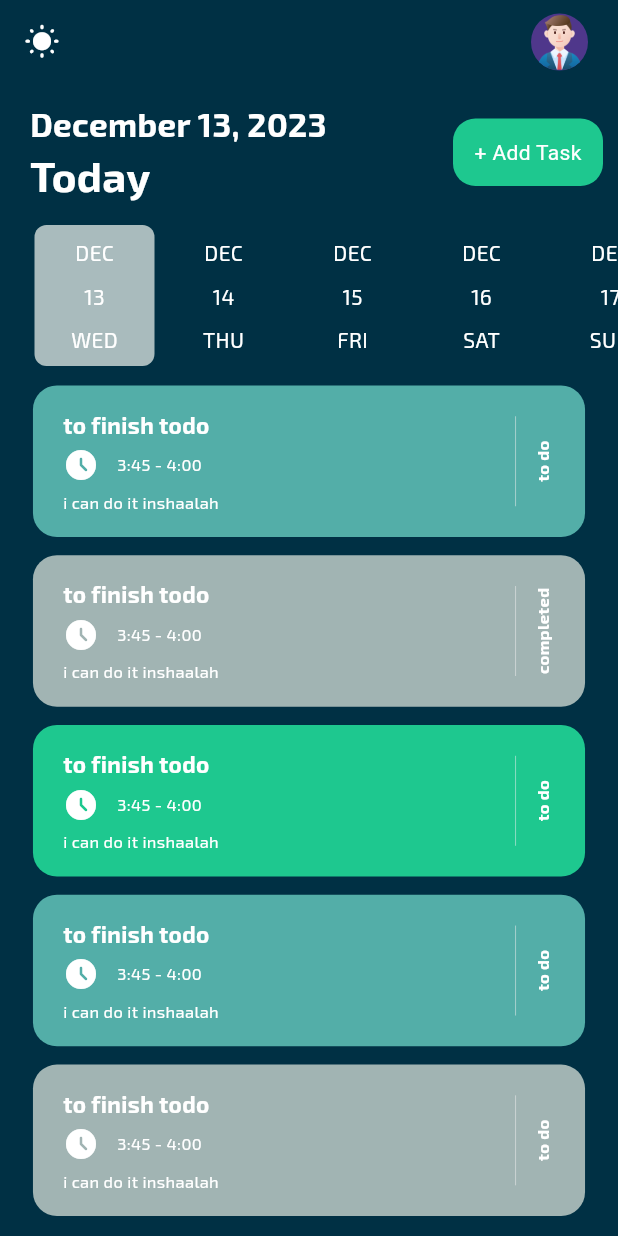
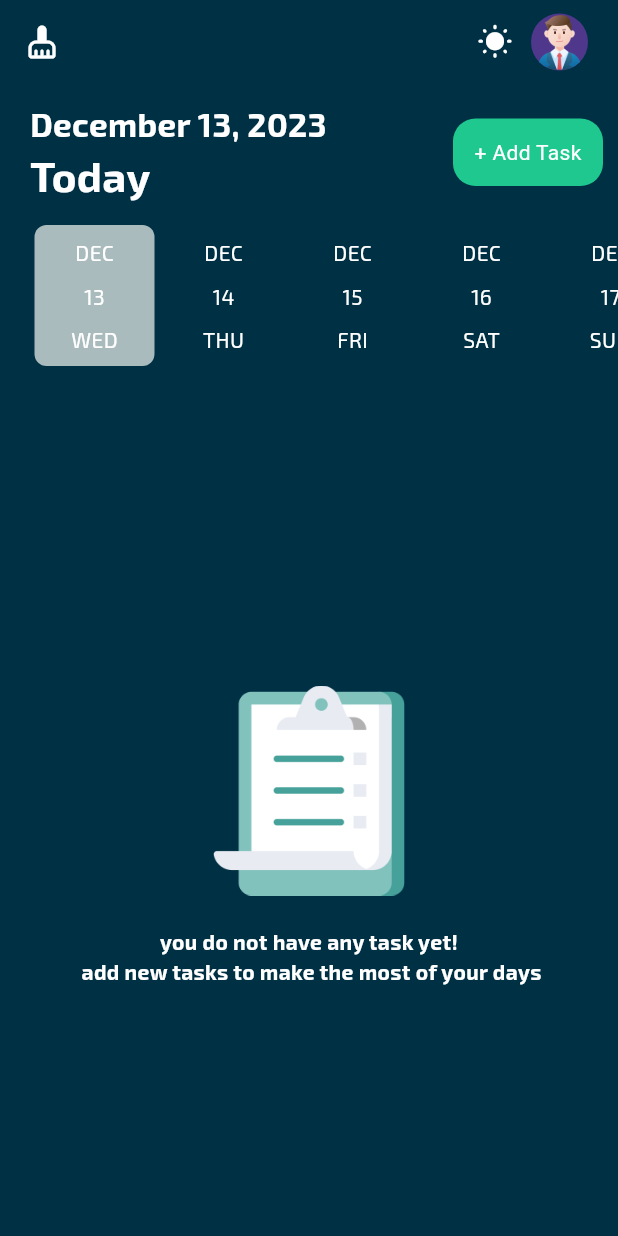
Before and after one commit to Marriiamm/Do-It, a Flutter app: the screen it shows after launch, on a phone screen of 412 x 824 dp. Run offline on Flutter 3.47's test engine with Material 3 defaults, Android fonts, the phone set to English and light mode, and no system bars; drawn by our look-alikes of date_picker_timeline; our stand-ins replace another_flutter_splash_screen, flutter_local_notifications, flutter_staggered_animations, flutter_timezone, get, get_storage and 3 more; accounts and stored records are empty.

Commit message:
finish notificauion

```diff
--- a/lib/controllers/task_controllers.dart
+++ b/lib/controllers/task_controllers.dart
@@ -1,58 +1,31 @@
 import 'package:get/get.dart';
+import 'package:todo/db/db_helper.dart';
 import '../models/task_model.dart';
 
 class TaskController extends GetxController{
-  final taskList =<TaskModel>[
-    TaskModel(
-       id: 4,
-      title: "to finish todo",
-      note: "i can do it inshaalah",
-      isCompleted: 0,
-      startTime: "3:45",
-      endTime: "4:00",
-      color: 1,
+  final RxList<TaskModel> taskList =<TaskModel>[].obs;
 
-    ),
-    TaskModel(
-       id: 0,
-      title: "to finish todo",
-      note: "i can do it inshaalah",
-      isCompleted: 1,
-      startTime: "3:45",
-      endTime: "4:00",
-      color: 0,
+  Future<int> addTask({TaskModel? task}){
+    return DbHelper.insertFun(task);
+  }
 
-    ),
-    TaskModel(
-       id: 1,
-      title: "to finish todo",
-      note: "i can do it inshaalah",
-      isCompleted: 0,
-      startTime: "3:45",
-      endTime: "4:00",
-      color: 2,
+  Future<void> getTasks()async{
+    final List<Map<String,dynamic>> tasks =await DbHelper.queryy();
+    taskList.assignAll(tasks.map((data) => TaskModel.fromJson(data)).toList());
+  }
 
-    ),
-    TaskModel(
-      id: 2,
-      title: "to finish todo",
-      note: "i can do it inshaalah",
-      isCompleted: 0,
-      startTime: "3:45",
-      endTime: "4:00",
-      color: 1,
+  void deleteTasks(TaskModel task)async{
+    await DbHelper.delete(task);
+    getTasks();
+  }
 
-    ),
-    TaskModel(
-       id: 3,
-      title: "to finish todo",
-      note: "i can do it inshaalah",
-      isCompleted: 0,
-      startTime: "3:45",
-      endTime: "4:00",
-      color: 0,
+  void deleteAllTasks()async{
+    await DbHelper.deleteAll();
+    getTasks();
+  }
 
-    ),
-  ];
-  getTasks(){}
+  void markAsCompletedTasks(int id)async{
+    await DbHelper.updateFun(id);
+    getTasks();
+  }
 }
--- a/lib/main.dart
+++ b/lib/main.dart
@@ -2,14 +2,12 @@ import 'package:flutter/material.dart';
 import 'package:get/get.dart';
 import 'package:get_storage/get_storage.dart';
 import 'package:todo/db/db_helper.dart';
-//import 'services/notification_services.dart';
 import 'services/theme_services.dart';
 import 'theme.dart';
-import 'views/home.dart';
+import 'views/splash.dart';
 
-void main()async {
+void main() async {
   WidgetsFlutterBinding.ensureInitialized();
-  //NotifyHelper().initializeNotification();
   await DbHelper.initDb();
   await GetStorage.init();
   runApp(const MyApp());
@@ -22,10 +20,10 @@ class MyApp extends StatelessWidget {
     return GetMaterialApp(
       title: 'Do It',
       debugShowCheckedModeBanner: false,
-      theme: Themes.lightAppColors ,
+      theme: Themes.lightAppColors,
       darkTheme: Themes.darkAppColors,
       themeMode: ThemeServices().theme,
-      home:  const MyHomePage(),
+      home: const SplashView(),
     );
   }
 }
--- a/lib/views/home.dart
+++ b/lib/views/home.dart
@@ -28,7 +28,9 @@ class _MyHomePageState extends State<MyHomePage> {
     notifyHelper = NotifyHelper();
     notifyHelper.initializeNotification();
     notifyHelper.requestIOSPermission();
+    taskController.getTasks();
   }
+
   final TaskController taskController = Get.put(TaskController());
   DateTime selectedDate = DateTime.now();
   @override
@@ -54,23 +56,27 @@ class _MyHomePageState extends State<MyHomePage> {
       centerTitle: true,
       leading: IconButton(
           icon: Icon(
+            Icons.cleaning_services_rounded,
+            color: Get.isDarkMode ? Colors.white : Colors.black,
+          ),
+          onPressed:()=> taskController.deleteAllTasks(),
+          ),
+      actions:  [
+        IconButton(
+          icon: Icon(
             Get.isDarkMode ? Icons.wb_sunny_rounded : Icons.nightlight_rounded,
             color: Get.isDarkMode ? Colors.white : Colors.black,
           ),
           onPressed: () {
             ThemeServices().switchTheme();
-          //notifyHelper.displayNotification(title: "tired", body: "very tired indeed");
-          //notifyHelper.scheduledNotification();
-        }
-      ),
-      actions: const [
-        CircleAvatar(
+          }),
+        const CircleAvatar(
           radius: 19,
           backgroundImage: AssetImage(
             "assets/images/businessman.png",
           ),
         ),
-        SizedBox(
+        const SizedBox(
           width: 20,
         )
       ],
@@ -119,7 +125,7 @@ class _MyHomePageState extends State<MyHomePage> {
         DateTime.now(),
         width: 80,
         height: 100,
-        initialSelectedDate:DateTime.now() ,
+        initialSelectedDate: DateTime.now(),
         dayTextStyle: textStyle,
         monthTextStyle: textStyle,
         dateTextStyle: textStyle,
@@ -133,24 +139,38 @@ class _MyHomePageState extends State<MyHomePage> {
   }
 
   showTasks() {
-    return  Expanded(
-      child: ListView.builder(
-        scrollDirection:
-        SizeConfig.orientation == Orientation.landscape
-        ?Axis.horizontal
-        :Axis.vertical,
+    return Expanded(
+      child: Obx(() {
+        {
+          if (taskController.taskList.isEmpty) {
+            return onTaskMsg();
+          } else {
+            return ListView.builder(
+                scrollDirection: SizeConfig.orientation == Orientation.landscape
+                    ? Axis.horizontal
+                    : Axis.vertical,
                 itemCount: taskController.taskList.length,
-        itemBuilder: (context, index){
-          var task =  taskController.taskList[index];
-          var hour = task.startTime.toString().split(':')[0];
-          var minutes = task.startTime.toString().split(':')[1];
-          debugPrint("hours :"+hour);
-          debugPrint("minutes :"+minutes);
+                itemBuilder: (context, index) {
+                  var task = taskController.taskList[index];
+                  if (task.repeat == 'Daily' ||
+                      task.date == DateFormat.yMd().format(selectedDate) ||
+                      (task.repeat == 'Weekly' &&
+                          selectedDate
+                                      .difference(
+                                          DateFormat.yMd().parse(task.date!))
+                                      .inDays %
+                                  7 ==
+                              0) ||
+                      (task.repeat == 'Monthly' &&
+                          DateFormat.yMd().parse(task.date!).day ==
+                              selectedDate.day)) {
+                    var date = DateFormat.jm().parse(task.startTime!);
+                    var myTime = DateFormat('HH:mm').format(date);
+
                     notifyHelper.scheduledNotification(
-            int.parse(hour),
-            int.parse(minutes),
-            task
-            );
+                        int.parse(myTime.toString().split(':')[0]),
+                        int.parse(myTime.toString().split(':')[1]),
+                        task);
                     return AnimationConfiguration.staggeredList(
                       duration: const Duration(milliseconds: 1375),
                       position: index,
@@ -162,45 +182,60 @@ class _MyHomePageState extends State<MyHomePage> {
                               showBottomSheet(
                                 context,
                                 task,
-                    ); },
-                  child: TaskTile(task
-                  ),
+                              );
+                            },
+                            child: TaskTile(task),
                           ),
                         ),
                       ),
                     );
+                  } else {
+                    return Container(
+                      height: 0,
+                    );
+                  }
+                });
+          }
+        }
       }),
     );
   }
-
 
   onTaskMsg() {
     return Stack(
       children: [
         AnimatedPositioned(
-          duration: const Duration(milliseconds: 2000),
+          duration: const Duration(milliseconds: 900),
           child: SingleChildScrollView(
             child: Wrap(
               alignment: WrapAlignment.center,
               crossAxisAlignment: WrapCrossAlignment.center,
-              direction:SizeConfig.orientation == Orientation.landscape?
-               Axis.horizontal
-               :Axis.vertical,
+              direction: SizeConfig.orientation == Orientation.landscape
+                  ? Axis.horizontal
+                  : Axis.vertical,
               children: [
-                SizeConfig.orientation == Orientation.landscape?
-                const SizedBox(height: 10,)
-                :const SizedBox(height: 200,),
-                Image.asset("assets/images/tasks.png",
+                SizeConfig.orientation == Orientation.landscape
+                    ? const SizedBox(
+                        height: 10,
+                      )
+                    : const SizedBox(
+                        height: 200,
+                      ),
+                Image.asset(
+                  "assets/images/tasks.png",
                   height: 140,
-                semanticLabel: 'Task',),
+                  semanticLabel: 'Task',
+                ),
                 Padding(
-                  padding: const EdgeInsets.symmetric(horizontal:30.0,vertical: 20),
-                  child: Text("you do not have any task yet! \n add new tasks to make the most of your days",
+                  padding: const EdgeInsets.symmetric(
+                      horizontal: 30.0, vertical: 20),
+                  child: Text(
+                    "you do not have any task yet! \n add new tasks to make the most of your days",
                     style: supTitleStyle,
-                  textAlign: TextAlign.center,),
+                    textAlign: TextAlign.center,
+                  ),
                 )
               ],
-
             ),
           ),
         ),
@@ -208,50 +243,56 @@ class _MyHomePageState extends State<MyHomePage> {
     );
   }
 
-  _buildBottomSheet({
-    required String label,
+  _buildBottomSheet(
+      {required String label,
       required Function() onTap,
       required Color clr,
-    bool isClose = false})
-    {
+      bool isClose = false}) {
     return GestureDetector(
       onTap: onTap,
       child: Container(
         margin: const EdgeInsets.symmetric(vertical: 4),
         height: 65,
-          width: SizeConfig.screenWidth *0.9,
+        width: SizeConfig.screenWidth * 0.9,
         decoration: BoxDecoration(
           border: Border.all(
             width: 2,
             color: isClose
                 ? Get.isDarkMode
                     ? Colors.grey[600]!
-              :Colors.grey[300]!
+                    : Colors.grey[300]!
                 : clr,
           ),
           borderRadius: BorderRadius.circular(20),
-            color: isClose ? Colors.transparent :clr,
+          color: isClose ? Colors.transparent : clr,
         ),
         child: Center(
-          child: Text(label,style: isClose?titleStyle :titleStyle.copyWith(
+          child: Text(
+            label,
+            style: isClose
+                ? titleStyle
+                : titleStyle.copyWith(
                     color: Colors.white,
-          ),),
+                  ),
+          ),
         ),
       ),
     );
   }
 
- showBottomSheet(BuildContext context,TaskModel task){
+  showBottomSheet(BuildContext context, TaskModel task) {
     Get.bottomSheet(
       SingleChildScrollView(
         child: Container(
-        padding: const EdgeInsets.only(top:4),
+          padding: const EdgeInsets.only(top: 4),
           width: SizeConfig.screenWidth,
           height: (SizeConfig.orientation == Orientation.landscape)
-          ?(task.isCompleted ==1 ? SizeConfig.screenHeight *0.6:SizeConfig.screenHeight *0.9)
-          :(task.isCompleted ==1
-              ?SizeConfig.screenHeight *0.30
-              :SizeConfig.screenHeight *0.39),
+              ? (task.isCompleted == 1
+                  ? SizeConfig.screenHeight * 0.6
+                  : SizeConfig.screenHeight * 0.9)
+              : (task.isCompleted == 1
+                  ? SizeConfig.screenHeight * 0.30
+                  : SizeConfig.screenHeight * 0.39),
           child: Column(
             children: [
               Flexible(
@@ -260,33 +301,44 @@ class _MyHomePageState extends State<MyHomePage> {
                 height: 6,
                 decoration: BoxDecoration(
                   borderRadius: BorderRadius.circular(10),
-                  color: Get.isDarkMode?Colors.grey[600] :Colors.grey[300],
+                  color: Get.isDarkMode ? Colors.grey[600] : Colors.grey[300],
                 ),
               )),
-            const SizedBox(height: 20,),
-            task.isCompleted ==1?
-              Container()
-              :_buildBottomSheet(
+              const SizedBox(
+                height: 20,
+              ),
+              task.isCompleted == 1
+                  ? Container()
+                  : _buildBottomSheet(
                       label: "Task Completed",
-                onTap: (){
+                      onTap: () {
+                        notifyHelper.cancelNotification(task);
+                        taskController.markAsCompletedTasks(task.id!);
                         Get.back();
                       },
-                clr: Get.isDarkMode ?kdarkDo3 :kDarkGreen),
+                      clr: Get.isDarkMode ? kdarkDo3 : kDarkGreen),
               _buildBottomSheet(
                   label: "Cancel",
-                onTap: (){
+                  onTap: () {
                     Get.back();
                   },
-                clr: Get.isDarkMode ?kdarkDo2 :const Color(0xffA4DFE4)),
-            const Divider(color: Colors.black26,indent: 70,endIndent: 70,),
+                  clr: Get.isDarkMode ? kdarkDo2 : const Color(0xffA4DFE4)),
+              const Divider(
+                color: Colors.black26,
+                indent: 70,
+                endIndent: 70,
+              ),
               _buildBottomSheet(
                   label: "Delete",
-                onTap: (){
+                  onTap: () {
+                    notifyHelper.cancelNotification(task);
+                    taskController.deleteTasks(task);
                     Get.back();
                   },
                   clr: const Color.fromARGB(240, 255, 82, 82)),
-            const SizedBox(height: 20,),
-
+              const SizedBox(
+                height: 20,
+              ),
             ],
           ),
         ),
--- a/pubspec.yaml
+++ b/pubspec.yaml
@@ -40,6 +40,7 @@ dependencies:
   flutter_staggered_animations: ^1.0.0
   flutter_svg: ^2.0.9
   rxdart: ^0.27.2
+  another_flutter_splash_screen: ^1.2.0
 
   # The following adds the Cupertino Icons font to your application.
   # Use with the CupertinoIcons class for iOS style icons.
```
Also changed, not shown: lib/db/db_helper.dart (+12 -5 lines), lib/models/task_model.dart (+11 -17 lines), lib/services/notification_services.dart (+64 -33 lines), lib/views/addtask.dart (+171 -59 lines), lib/views/splash.dart (added, +24 -0 lines), assets/images/splash.png (added), pubspec.lock. Lines whose indentation alone changed are shown as unchanged.
